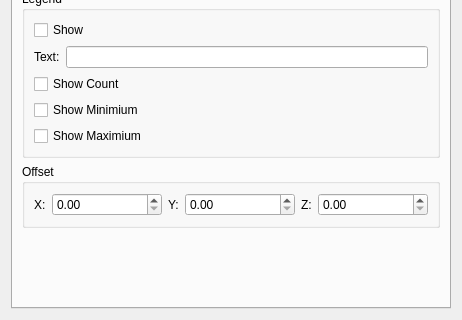
Above: Minerva/Plugins/PostGISLayerQt/LayerProperties.ui from perryiv/cadkit before the change; both pictures show x 0 to 462 and y 264 to 584 of the 462 by 584 pixel window. Below: the same form after it.
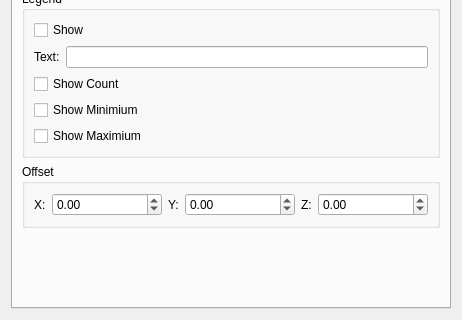
That is the form after the change. Custom widgets are drawn as their Qt base class.

Commit message: -Using normal sized ellipsoid for minerva. -Hooking up modify layer GUI.

```diff
--- a/Minerva/Plugins/PostGISLayerQt/LayerProperties.ui
+++ b/Minerva/Plugins/PostGISLayerQt/LayerProperties.ui
@@ -230,7 +230,14 @@
            </widget>
           </item>
           <item>
-           <widget class="QDoubleSpinBox" name="_xOffset" />
+           <widget class="QDoubleSpinBox" name="_xOffset" >
+            <property name="minimum" >
+             <double>-1000000000000000.000000000000000</double>
+            </property>
+            <property name="maximum" >
+             <double>1000000000000000.000000000000000</double>
+            </property>
+           </widget>
           </item>
           <item>
            <widget class="QLabel" name="label_13" >
@@ -246,7 +253,14 @@
            </widget>
           </item>
           <item>
-           <widget class="QDoubleSpinBox" name="_yOffset" />
+           <widget class="QDoubleSpinBox" name="_yOffset" >
+            <property name="minimum" >
+             <double>-1000000000000000.000000000000000</double>
+            </property>
+            <property name="maximum" >
+             <double>1000000000000000.000000000000000</double>
+            </property>
+           </widget>
           </item>
           <item>
            <widget class="QLabel" name="label_14" >
@@ -262,7 +276,14 @@
            </widget>
           </item>
           <item>
-           <widget class="QDoubleSpinBox" name="_zOffset" />
+           <widget class="QDoubleSpinBox" name="_zOffset" >
+            <property name="minimum" >
+             <double>-1000000000000000.000000000000000</double>
+            </property>
+            <property name="maximum" >
+             <double>1000000000000000.000000000000000</double>
+            </property>
+           </widget>
           </item>
          </layout>
         </widget>
```
The commit also changes 26 other files.
